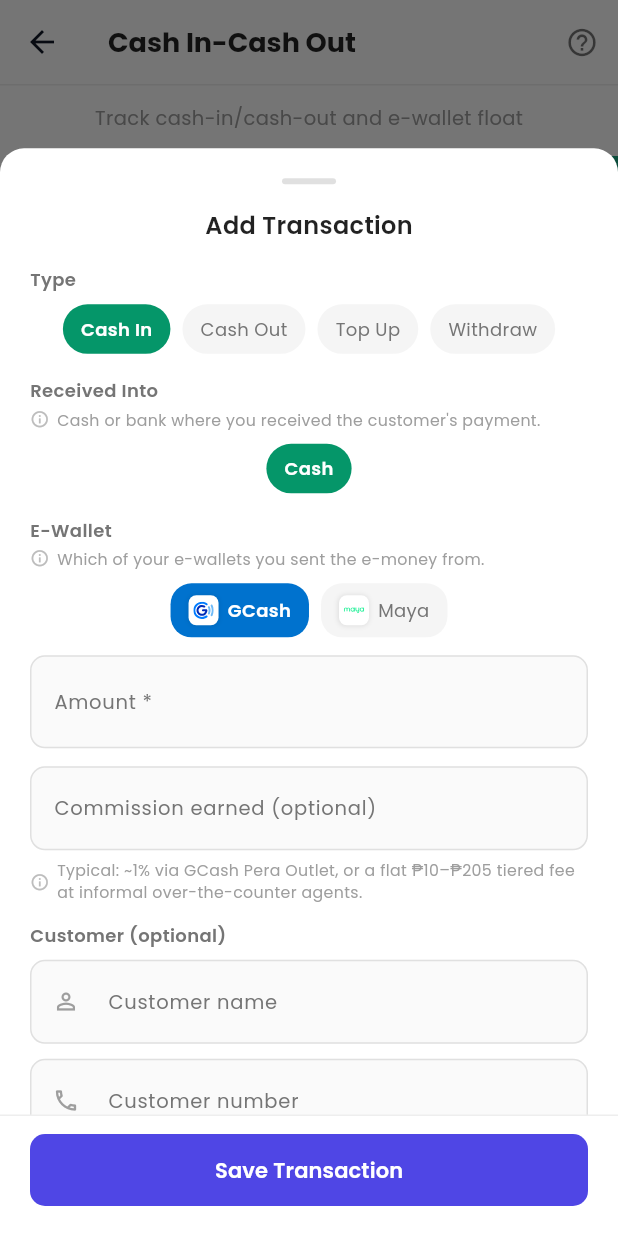
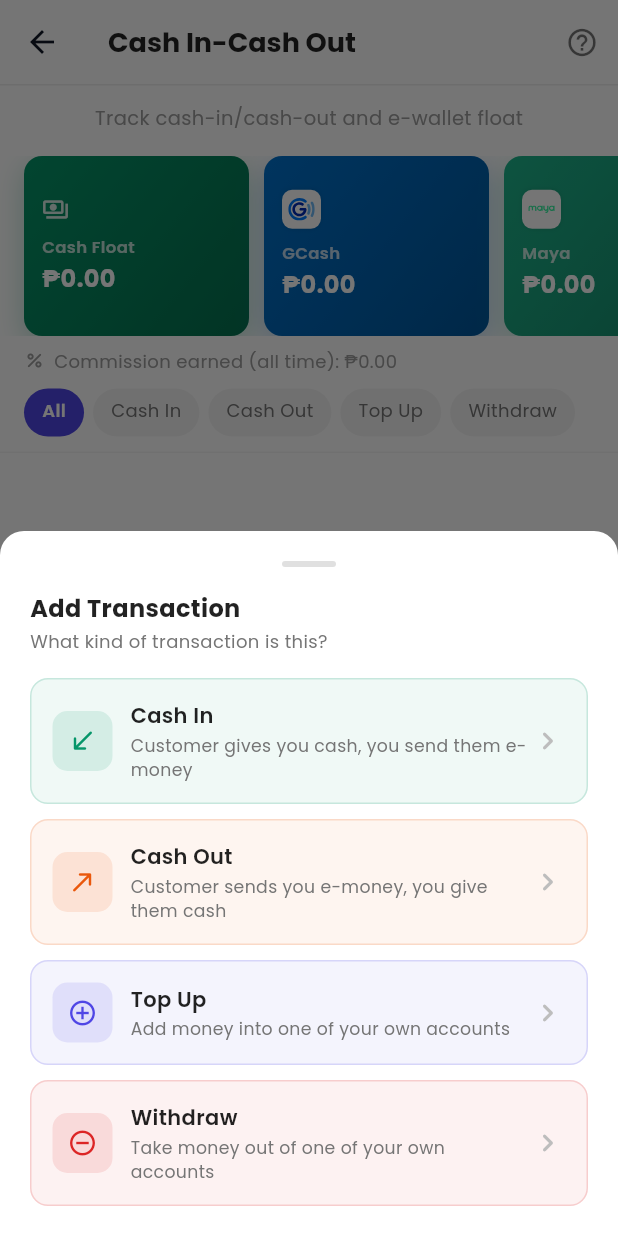
Before and after one commit to JefreyJurado/sari_sari_store, a Flutter app: the CicoScreen screen opened directly, after a tap on "Add Transaction", on a phone screen of 412 x 824 dp. Run offline on Flutter 3.47's test engine with Material 3 defaults, Android fonts, the phone set to English and light mode, and no system bars; our stand-ins replace file_picker, fl_chart, flutter_local_notifications, flutter_svg, local_auth, package_info_plus and 7 more; missing offline and left inert: gal, mobile_scanner; accounts and stored records are empty; statements that could not run were skipped.

Commit message:
Ask transaction type upfront instead of defaulting to Cash In
Tapping "Add Transaction" now opens a chooser with all 4 types (Cash In,
Cash Out, Top Up, Withdraw), each with a one-line description, before
opening the form already set to that type. Previously the form always
opened on Cash In and relied on the type chips inside being noticed and
changed — easy to record the wrong kind of transaction without realizing.
The type chips remain in the form itself in case you need to switch.

Bump version to 1.0.9+21 for release build.

```diff
--- a/lib/screens/cico_screen.dart
+++ b/lib/screens/cico_screen.dart
@@ -84,17 +84,19 @@ class _TypeMeta {
   final String label;
   final IconData icon;
   final Color color;
-  const _TypeMeta(this.label, this.icon, this.color);
+  final String description;
+  const _TypeMeta(this.label, this.icon, this.color, this.description);
 }
 
 const _typeMeta = {
-  CicoType.cashIn:
-      _TypeMeta('Cash In', Icons.south_west_rounded, AppColors.green),
-  CicoType.cashOut:
-      _TypeMeta('Cash Out', Icons.north_east_rounded, AppColors.orange),
-  CicoType.topUp: _TypeMeta('Top Up', Icons.add_circle_outline, _indigo),
-  CicoType.withdraw:
-      _TypeMeta('Withdraw', Icons.remove_circle_outline, AppColors.red),
+  CicoType.cashIn: _TypeMeta('Cash In', Icons.south_west_rounded,
+      AppColors.green, 'Customer gives you cash, you send them e-money'),
+  CicoType.cashOut: _TypeMeta('Cash Out', Icons.north_east_rounded,
+      AppColors.orange, 'Customer sends you e-money, you give them cash'),
+  CicoType.topUp: _TypeMeta('Top Up', Icons.add_circle_outline, _indigo,
+      'Add money into one of your own accounts'),
+  CicoType.withdraw: _TypeMeta('Withdraw', Icons.remove_circle_outline,
+      AppColors.red, 'Take money out of one of your own accounts'),
 };
 
 const _filterLabels = ['All', 'Cash In', 'Cash Out', 'Top Up', 'Withdraw'];
@@ -595,7 +597,7 @@ class _CicoScreenState extends State<CicoScreen> {
           ]),
         ),
         floatingActionButton: FloatingActionButton.extended(
-          onPressed: () => _showForm(context, prov, null),
+          onPressed: () => _showTypeChooser(context, prov),
           backgroundColor: _indigo,
           foregroundColor: Colors.white,
           elevation: 0,
@@ -909,9 +911,106 @@ class _CicoScreenState extends State<CicoScreen> {
     );
   }
 
+  // Lets the "Add Transaction" FAB ask what kind of transaction this is
+  // before opening the form, rather than always defaulting to Cash In and
+  // relying on the type chips inside the form to be noticed and changed.
+  void _showTypeChooser(BuildContext context, AppProvider prov) {
+    showModalBottomSheet(
+      context: context,
+      isScrollControlled: true,
+      backgroundColor: Colors.white,
+      shape: const RoundedRectangleBorder(
+          borderRadius: BorderRadius.vertical(top: Radius.circular(16))),
+      builder: (sheetCtx) => SafeArea(
+        child: Padding(
+          padding: const EdgeInsets.fromLTRB(20, 20, 20, 20),
+          child: Column(
+            mainAxisSize: MainAxisSize.min,
+            crossAxisAlignment: CrossAxisAlignment.start,
+            children: [
+              Center(
+                child: Container(
+                  width: 36,
+                  height: 4,
+                  margin: const EdgeInsets.only(bottom: 16),
+                  decoration: BoxDecoration(
+                      color: Colors.grey[300],
+                      borderRadius: BorderRadius.circular(2)),
+                ),
+              ),
+              const Text('Add Transaction',
+                  style: TextStyle(
+                      fontSize: 16,
+                      fontWeight: FontWeight.w700,
+                      color: Colors.black87)),
+              const SizedBox(height: 2),
+              Text('What kind of transaction is this?',
+                  style: TextStyle(fontSize: 12, color: Colors.grey[600])),
+              const SizedBox(height: 16),
+              for (final t in CicoType.values) ...[
+                _typeChoiceTile(sheetCtx, context, prov, t),
+                if (t != CicoType.values.last) const SizedBox(height: 10),
+              ],
+            ],
+          ),
+        ),
+      ),
+    );
+  }
+
+  Widget _typeChoiceTile(BuildContext sheetCtx, BuildContext pageContext,
+      AppProvider prov, CicoType t) {
+    final meta = _typeMeta[t]!;
+    return GestureDetector(
+      onTap: () {
+        Navigator.pop(sheetCtx);
+        _showForm(pageContext, prov, null, initialType: t);
+      },
+      child: Container(
+        padding: const EdgeInsets.all(14),
+        decoration: BoxDecoration(
+          color: meta.color.withValues(alpha: 0.06),
+          borderRadius: BorderRadius.circular(12),
+          border: Border.all(color: meta.color.withValues(alpha: 0.18)),
+        ),
+        child: Row(
+          children: [
+            Container(
+              width: 40,
+              height: 40,
+              decoration: BoxDecoration(
+                  color: meta.color.withValues(alpha: 0.12),
+                  borderRadius: BorderRadius.circular(10)),
+              child: Icon(meta.icon, color: meta.color, size: 20),
+            ),
+            const SizedBox(width: 12),
+            Expanded(
+              child: Column(
+                crossAxisAlignment: CrossAxisAlignment.start,
+                children: [
+                  Text(meta.label,
+                      style: const TextStyle(
+                          fontSize: 14,
+                          fontWeight: FontWeight.w600,
+                          color: Colors.black87)),
+                  const SizedBox(height: 2),
+                  Text(meta.description,
+                      style:
+                          TextStyle(fontSize: 11.5, color: Colors.grey[600])),
+                ],
+              ),
+            ),
+            Icon(Icons.chevron_right_rounded, color: Colors.grey[400]),
+          ],
+        ),
+      ),
+    );
+  }
+
   void _showForm(
-      BuildContext context, AppProvider prov, CicoTransaction? existing) {
-    CicoType type = existing?.type ?? CicoType.cashIn;
+      BuildContext context, AppProvider prov, CicoTransaction? existing,
+      {CicoType? initialType}) {
+    CicoType type = existing?.type ?? initialType ?? CicoType.cashIn;
     final isInOutInitial = type == CicoType.cashIn || type == CicoType.cashOut;
 
     // Chip lists always include whatever account this transaction already
--- a/pubspec.yaml
+++ b/pubspec.yaml
@@ -1,7 +1,7 @@
 name: store_ph
 description: StorePH - Sari-Sari Store Management App
 publish_to: 'none'
-version: 1.0.8+20
+version: 1.0.9+21
 
 environment:
   sdk: '>=3.2.0 <4.0.0'
```
